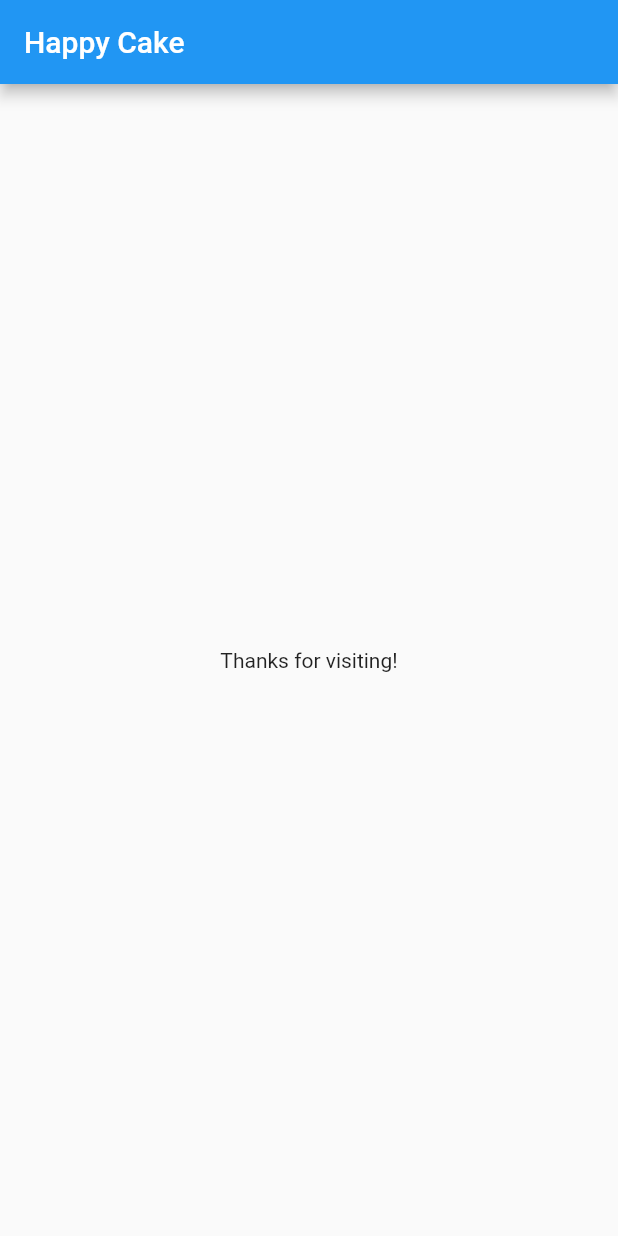
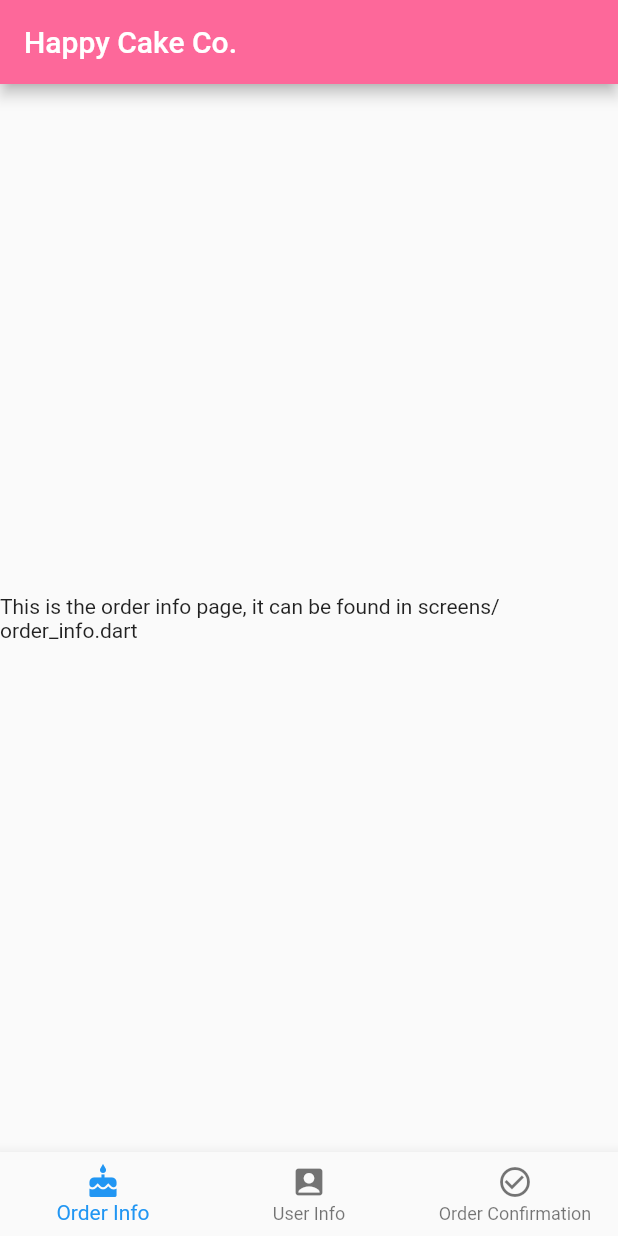
Before and after one commit to Utsal20/Happy-Cake, a Flutter app: the screen it shows after launch, on a phone screen of 412 x 824 dp. Run offline on Flutter 3.47's test engine with Material 2 defaults, Android fonts, the phone set to English and light mode, and no system bars.

Commit message:
added three screens

```diff
--- /dev/null
+++ b/lib/app.dart
@@ -0,0 +1,17 @@
+import 'package:flutter/material.dart';
+import 'home.dart';
+
+class HappyCakeApp extends StatelessWidget {
+  Widget build(BuildContext context) {
+    return MaterialApp(
+      title: 'Happy Cake',
+      theme: new ThemeData(
+        brightness: Brightness.light,
+        primaryColor: Color(0xFFfd689a),
+        accentColor: Color(0xFF66d9c1),
+        fontFamily: 'Roboto'
+      ),
+      home: Home()
+    );
+  }
+}
--- /dev/null
+++ b/lib/home.dart
@@ -0,0 +1,46 @@
+import 'package:flutter/material.dart';
+import 'package:happy_cake/screens/order_info.dart';
+import 'package:happy_cake/screens/user_info.dart';
+import 'package:happy_cake/screens/confirmation.dart';
+
+class Home extends StatefulWidget {
+  @override
+  _HomeState createState() => _HomeState();
+}
+ class _HomeState extends State<Home> {
+   int _currentIndex = 0;
+   final List<Widget> _children = [OrderInfo(), UserInfo(), Confirmation()];
+
+   @override
+   Widget build(BuildContext context) {
+     return Scaffold(
+       appBar: AppBar(
+         title: Text('Happy Cake Co.'),
+       ),
+       body: _children[_currentIndex],
+       bottomNavigationBar: BottomNavigationBar(
+         onTap: onTapped,
+         currentIndex: _currentIndex,
+         items: [
+           BottomNavigationBarItem(
+             title: Text('Order Info'),
+             icon: Icon(Icons.cake),
+           ),
+           BottomNavigationBarItem(
+             title: Text('User Info'),
+             icon: Icon(Icons.account_box),
+           ),
+           BottomNavigationBarItem(
+             title: Text('Order Confirmation'),
+             icon: Icon(Icons.check_circle_outline),
+           ),
+         ]
+       ),
+    );
+  }
+  void onTapped(int index) {
+    setState(() {
+      _currentIndex = index;
+    });
+  }
+}
--- a/lib/main.dart
+++ b/lib/main.dart
@@ -1,20 +1,6 @@
 import 'package:flutter/material.dart';
+import 'app.dart';
 
-void main() => runApp(MyApp());
-
-class MyApp extends StatelessWidget {
-  @override
-  Widget build(BuildContext context) {
-    return MaterialApp(
-      title: 'Happy Cake',
-      home: Scaffold(
-        appBar: AppBar(
-          title: Text('Happy Cake'),
-        ),
-        body: Center(
-          child: Text('Thanks for visiting!'),
-        ),
-      ),
-    );
-  }
+void main() {
+  runApp(HappyCakeApp());
 }
--- /dev/null
+++ b/lib/screens/confirmation.dart
@@ -0,0 +1,17 @@
+import 'package:flutter/material.dart';
+
+class Confirmation extends StatefulWidget {
+  @override
+  _ConfirmationState createState() => _ConfirmationState();
+}
+
+class _ConfirmationState extends State<Confirmation> {
+  @override
+  Widget build(BuildContext context) {
+    return Scaffold(
+      body: Center(
+        child: Text('This is the confirmation info page, it can be found in screens/confirmation.dart'),
+      )
+    );
+  }
+}
--- /dev/null
+++ b/lib/screens/order_info.dart
@@ -0,0 +1,17 @@
+import 'package:flutter/material.dart';
+
+class OrderInfo extends StatefulWidget {
+  @override
+  _OrderInfoState createState() => _OrderInfoState();
+}
+
+class _OrderInfoState extends State<OrderInfo> {
+  @override
+  Widget build(BuildContext context) {
+    return Scaffold(
+      body: Center(
+        child: Text('This is the order info page, it can be found in screens/order_info.dart'),
+      )
+    );
+  }
+}
```
Also changed, not shown: lib/screens/user_info.dart (added, +17 -0 lines), 2 other files.
